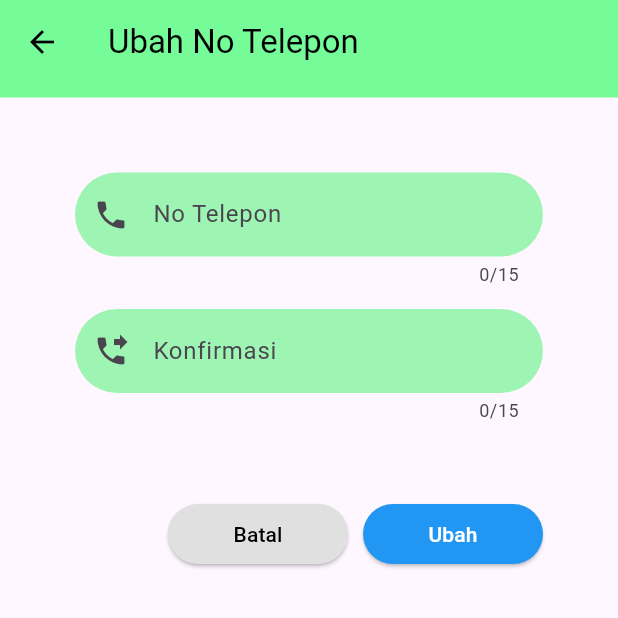
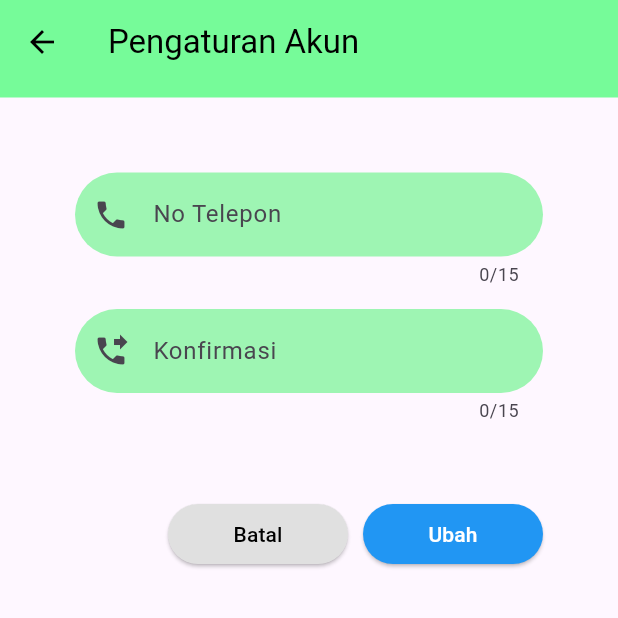
Before and after one commit to Ndi7/Media-Microlearning-Berbasis-Mobile, a Flutter app: the GantiNoHp screen opened directly, on a phone screen of 412 x 824 dp, the top half of it. Run offline on Flutter 3.47's test engine with Material 3 defaults, Android fonts, the light colour scheme and no system bars.

Commit message:
ubahnohp_page

```diff
--- a/lib/ubahnohp_page.dart
+++ b/lib/ubahnohp_page.dart
@@ -9,11 +9,11 @@ class GantiNoHp extends StatelessWidget {
         appBar: PreferredSize(
             preferredSize: const Size(120, 65),
             child: AppBar(
-              title: const Text('Ubah No Telepon'),
+              title: const Text('Pengaturan Akun'),
               leading: IconButton(
                 icon: const Icon(Icons.arrow_back),
                 onPressed: () {
-                  // Aksi ketika tombol kembali ditekan
+                  Navigator.pop(context);
                 },
               ),
               backgroundColor: const Color.fromARGB(255, 118, 251, 153),
```
